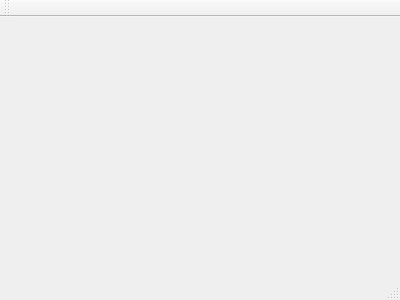
Above: mainwindow.ui from ahmetcihan/XOR_Neural_Network_Trainer before the change. Below: the same form after it.
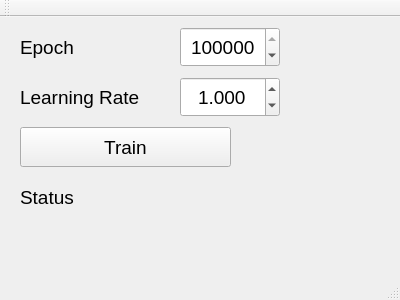
That is the form after the change.

Diff of the .ui file:
```diff
--- a/mainwindow.ui
+++ b/mainwindow.ui
@@ -12,13 +12,149 @@
   <property name="windowTitle" >
    <string>MainWindow</string>
   </property>
-  <widget class="QMenuBar" name="menuBar" />
-  <widget class="QToolBar" name="mainToolBar" />
-  <widget class="QWidget" name="centralWidget" />
-  <widget class="QStatusBar" name="statusBar" />
+  <widget class="QWidget" name="centralWidget">
+   <widget class="QPushButton" name="pushButton_train">
+    <property name="geometry">
+     <rect>
+      <x>20</x>
+      <y>110</y>
+      <width>211</width>
+      <height>40</height>
+     </rect>
+    </property>
+    <property name="font">
+     <font>
+      <pointsize>14</pointsize>
+     </font>
+    </property>
+    <property name="text">
+     <string>Train</string>
+    </property>
+   </widget>
+   <widget class="QLabel" name="label">
+    <property name="geometry">
+     <rect>
+      <x>20</x>
+      <y>10</y>
+      <width>161</width>
+      <height>40</height>
+     </rect>
+    </property>
+    <property name="font">
+     <font>
+      <pointsize>14</pointsize>
+     </font>
+    </property>
+    <property name="text">
+     <string>Epoch</string>
+    </property>
+   </widget>
+   <widget class="QSpinBox" name="spinBox">
+    <property name="geometry">
+     <rect>
+      <x>180</x>
+      <y>10</y>
+      <width>100</width>
+      <height>40</height>
+     </rect>
+    </property>
+    <property name="font">
+     <font>
+      <pointsize>14</pointsize>
+     </font>
+    </property>
+    <property name="alignment">
+     <set>Qt::AlignCenter</set>
+    </property>
+    <property name="maximum">
+     <number>999999999</number>
+    </property>
+    <property name="value">
+     <number>100000</number>
+    </property>
+   </widget>
+   <widget class="QLabel" name="label_status">
+    <property name="geometry">
+     <rect>
+      <x>20</x>
+      <y>160</y>
+      <width>371</width>
+      <height>40</height>
+     </rect>
+    </property>
+    <property name="font">
+     <font>
+      <pointsize>14</pointsize>
+     </font>
+    </property>
+    <property name="text">
+     <string>Status</string>
+    </property>
+   </widget>
+   <widget class="QLabel" name="label_2">
+    <property name="geometry">
+     <rect>
+      <x>20</x>
+      <y>60</y>
+      <width>161</width>
+      <height>40</height>
+     </rect>
+    </property>
+    <property name="font">
+     <font>
+      <pointsize>14</pointsize>
+     </font>
+    </property>
+    <property name="text">
+     <string>Learning Rate</string>
+    </property>
+   </widget>
+   <widget class="QDoubleSpinBox" name="doubleSpinBox">
+    <property name="geometry">
+     <rect>
+      <x>180</x>
+      <y>60</y>
+      <width>100</width>
+      <height>40</height>
+     </rect>
+    </property>
+    <property name="font">
+     <font>
+      <pointsize>14</pointsize>
+     </font>
+    </property>
+    <property name="alignment">
+     <set>Qt::AlignCenter</set>
+    </property>
+    <property name="decimals">
+     <number>3</number>
+    </property>
+    <property name="value">
+     <double>1.000000000000000</double>
+    </property>
+   </widget>
+  </widget>
+  <widget class="QMenuBar" name="menuBar">
+   <property name="geometry">
+    <rect>
+     <x>0</x>
+     <y>0</y>
+     <width>400</width>
+     <height>25</height>
+    </rect>
+   </property>
+  </widget>
+  <widget class="QToolBar" name="mainToolBar">
+   <attribute name="toolBarArea">
+    <enum>TopToolBarArea</enum>
+   </attribute>
+   <attribute name="toolBarBreak">
+    <bool>false</bool>
+   </attribute>
+  </widget>
+  <widget class="QStatusBar" name="statusBar"/>
  </widget>
- <layoutDefault spacing="6" margin="11" />
- <pixmapfunction></pixmapfunction>
+ <layoutdefault spacing="6" margin="11"/>
  <resources/>
  <connections/>
 </ui>
```
Left out of the diff: 7 changed lines with no effect on the pictures.
